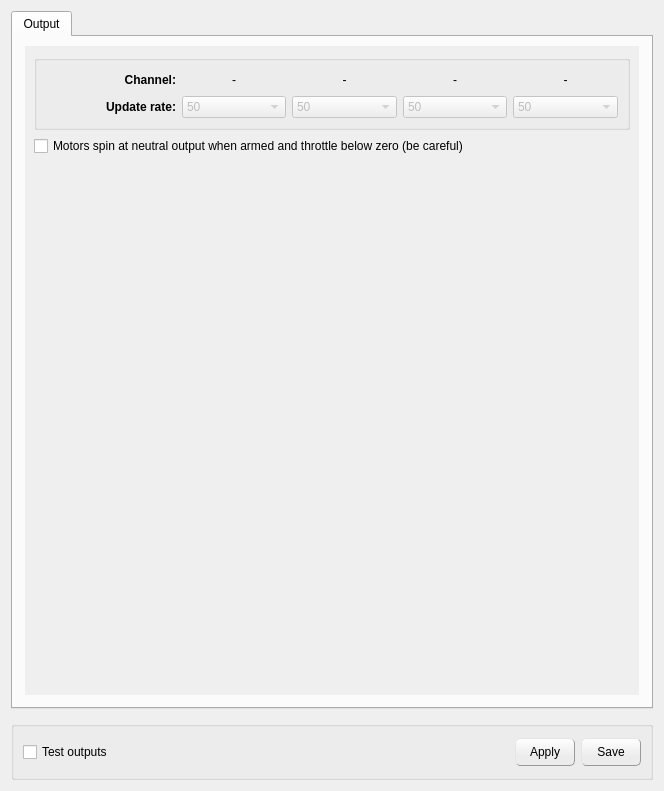
Above: ground/openpilotgcs/src/plugins/config/output.ui from openpilot/OpenPilot before the change. Below: the same form after it.
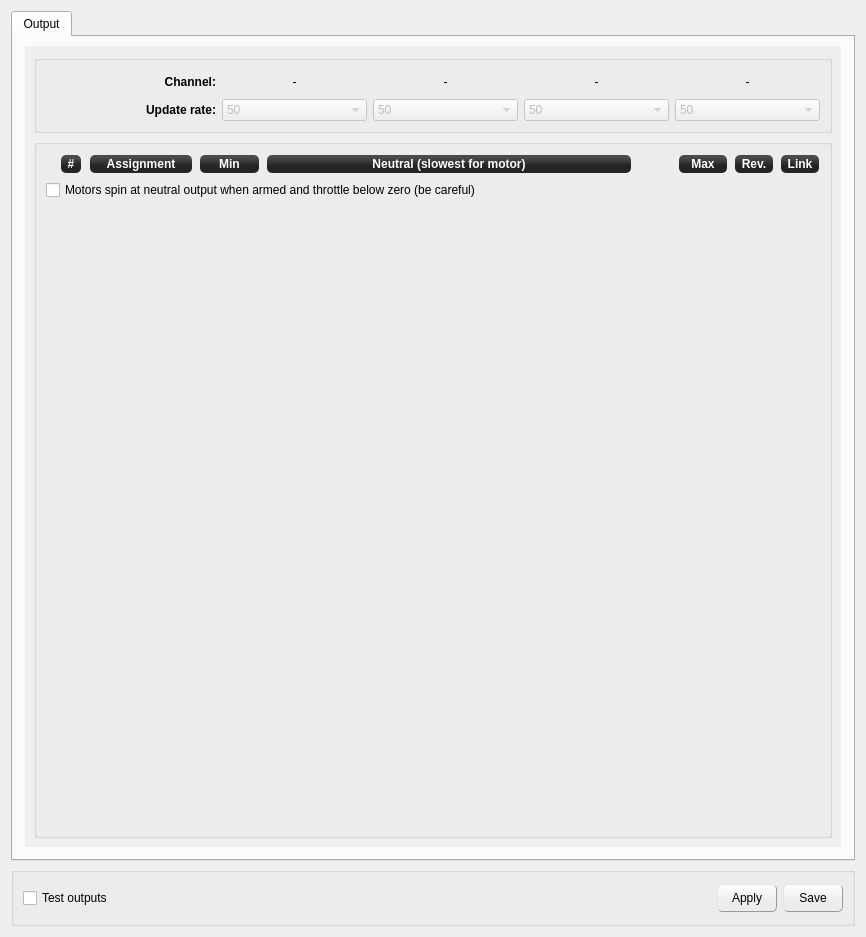
That is the form after the change. Icons and pictures are not drawn.

```diff
--- a/ground/openpilotgcs/src/plugins/config/output.ui
+++ b/ground/openpilotgcs/src/plugins/config/output.ui
@@ -6,17 +6,14 @@
    <rect>
     <x>0</x>
     <y>0</y>
-    <width>664</width>
-    <height>791</height>
+    <width>866</width>
+    <height>937</height>
    </rect>
   </property>
   <property name="windowTitle">
    <string>Form</string>
   </property>
-  <layout class="QVBoxLayout" name="verticalLayout_4">
-   <property name="spacing">
-    <number>12</number>
-   </property>
+  <layout class="QVBoxLayout" name="verticalLayout_5">
    <item>
     <widget class="QTabWidget" name="tabWidget">
      <property name="tabShape">
@@ -32,7 +29,7 @@
       <attribute name="title">
        <string>Output</string>
       </attribute>
-      <layout class="QVBoxLayout" name="verticalLayout_3">
+      <layout class="QVBoxLayout" name="verticalLayout_4">
        <property name="leftMargin">
         <number>12</number>
        </property>
@@ -55,13 +52,25 @@
            <rect>
             <x>0</x>
             <y>0</y>
-            <width>610</width>
-            <height>634</height>
+            <width>812</width>
+            <height>776</height>
            </rect>
           </property>
-          <layout class="QVBoxLayout" name="verticalLayout">
+          <layout class="QVBoxLayout" name="verticalLayout_3">
            <item>
             <widget class="QGroupBox" name="groupBox_2">
+             <property name="sizePolicy">
+              <sizepolicy hsizetype="Preferred" vsizetype="Fixed">
+               <horstretch>0</horstretch>
+               <verstretch>0</verstretch>
+              </sizepolicy>
+             </property>
+             <property name="minimumSize">
+              <size>
+               <width>0</width>
+               <height>78</height>
+              </size>
+             </property>
              <property name="title">
               <string/>
              </property>
@@ -430,6 +439,322 @@
             </widget>
            </item>
            <item>
+            <widget class="QGroupBox" name="groupBox_3">
+             <property name="title">
+              <string/>
+             </property>
+             <layout class="QVBoxLayout" name="verticalLayout">
+              <item>
+               <layout class="QHBoxLayout" name="horizontalLayout_3">
+                <item>
+                 <spacer name="horizontalSpacer_6">
+                  <property name="orientation">
+                   <enum>Qt::Horizontal</enum>
+                  </property>
+                  <property name="sizeType">
+                   <enum>QSizePolicy::Fixed</enum>
+                  </property>
+                  <property name="sizeHint" stdset="0">
+                   <size>
+                    <width>14</width>
+                    <height>20</height>
+                   </size>
+                  </property>
+                 </spacer>
+                </item>
+                <item>
+                 <widget class="QLabel" name="legend6">
+                  <property name="sizePolicy">
+                   <sizepolicy hsizetype="Minimum" vsizetype="Preferred">
+                    <horstretch>0</horstretch>
+                    <verstretch>0</verstretch>
+                   </sizepolicy>
+                  </property>
+                  <property name="minimumSize">
+                   <size>
+                    <width>22</width>
+                    <height>0</height>
+                   </size>
+                  </property>
+                  <property name="font">
+                   <font>
+                    <weight>75</weight>
+                    <italic>false</italic>
+                    <bold>true</bold>
+                   </font>
+                  </property>
+                  <property name="layoutDirection">
+                   <enum>Qt::LeftToRight</enum>
+                  </property>
+                  <property name="styleSheet">
+                   <string notr="true">background-color: qlineargradient(spread:reflect, x1:0.507, y1:0, x2:0.507, y2:0.772, stop:0.208955 rgba(74, 74, 74, 255), stop:0.78607 rgba(36, 36, 36, 255));
+color: rgb(255, 255, 255);
+border-radius: 5;
+font:bold;
+margin:1px;</string>
+                  </property>
+                  <property name="text">
+                   <string>#</string>
+                  </property>
+                  <property name="alignment">
+                   <set>Qt::AlignCenter</set>
+                  </property>
+                  <property name="margin">
+                   <number>0</number>
+                  </property>
+                 </widget>
+                </item>
+                <item>
+                 <spacer name="horizontalSpacer_7">
+                  <property name="orientation">
+                   <enum>Qt::Horizontal</enum>
+                  </property>
+                  <property name="sizeType">
+                   <enum>QSizePolicy::Fixed</enum>
+                  </property>
+                  <property name="sizeHint" stdset="0">
+                   <size>
+                    <width>1</width>
+                    <height>20</height>
+                   </size>
+                  </property>
+                 </spacer>
+                </item>
+                <item>
+                 <widget class="QLabel" name="legend0">
+                  <property name="sizePolicy">
+                   <sizepolicy hsizetype="Minimum" vsizetype="Preferred">
+                    <horstretch>0</horstretch>
+                    <verstretch>0</verstretch>
+                   </sizepolicy>
+                  </property>
+                  <property name="minimumSize">
+                   <size>
+                    <width>104</width>
+                    <height>0</height>
+                   </size>
+                  </property>
+                  <property name="font">
+                   <font>
+                    <weight>75</weight>
+                    <italic>false</italic>
+                    <bold>true</bold>
+                   </font>
+                  </property>
+                  <property name="styleSheet">
+                   <string notr="true">background-color: qlineargradient(spread:reflect, x1:0.507, y1:0, x2:0.507, y2:0.772, stop:0.208955 rgba(74, 74, 74, 255), stop:0.78607 rgba(36, 36, 36, 255));
+color: rgb(255, 255, 255);
+border-radius: 5;
+font:bold;
+margin:1px;</string>
+                  </property>
+                  <property name="text">
+                   <string>Assignment</string>
+                  </property>
+                  <property name="alignment">
+                   <set>Qt::AlignCenter</set>
+                  </property>
+                 </widget>
+                </item>
+                <item>
+                 <widget class="QLabel" name="legend1">
+                  <property name="sizePolicy">
+                   <sizepolicy hsizetype="Minimum" vsizetype="Preferred">
+                    <horstretch>0</horstretch>
+                    <verstretch>0</verstretch>
+                   </sizepolicy>
+                  </property>
+                  <property name="minimumSize">
+                   <size>
+                    <width>61</width>
+                    <height>0</height>
+                   </size>
+                  </property>
+                  <property name="font">
+                   <font>
+                    <weight>75</weight>
+                    <italic>false</italic>
+                    <bold>true</bold>
+                   </font>
+                  </property>
+                  <property name="styleSheet">
+                   <string notr="true">background-color: qlineargradient(spread:reflect, x1:0.507, y1:0, x2:0.507, y2:0.772, stop:0.208955 rgba(74, 74, 74, 255), stop:0.78607 rgba(36, 36, 36, 255));
+color: rgb(255, 255, 255);
+border-radius: 5;
+font:bold;
+margin:1px;</string>
+                  </property>
+                  <property name="text">
+                   <string>Min</string>
+                  </property>
+                  <property name="alignment">
+                   <set>Qt::AlignCenter</set>
+                  </property>
+                 </widget>
+                </item>
+                <item>
+                 <widget class="QLabel" name="legend2">
+                  <property name="sizePolicy">
+                   <sizepolicy hsizetype="Expanding" vsizetype="Preferred">
+                    <horstretch>0</horstretch>
+                    <verstretch>0</verstretch>
+                   </sizepolicy>
+                  </property>
+                  <property name="minimumSize">
+                   <size>
+                    <width>185</width>
+                    <height>0</height>
+                   </size>
+                  </property>
+                  <property name="font">
+                   <font>
+                    <weight>75</weight>
+                    <italic>false</italic>
+                    <bold>true</bold>
+                   </font>
+                  </property>
+                  <property name="styleSheet">
+                   <string notr="true">background-color: qlineargradient(spread:reflect, x1:0.507, y1:0, x2:0.507, y2:0.772, stop:0.208955 rgba(74, 74, 74, 255), stop:0.78607 rgba(36, 36, 36, 255));
+color: rgb(255, 255, 255);
+border-radius: 5;
+font:bold;
+margin:1px;</string>
+                  </property>
+                  <property name="text">
+                   <string>Neutral (slowest for motor)</string>
+                  </property>
+                  <property name="alignment">
+                   <set>Qt::AlignCenter</set>
+                  </property>
+                 </widget>
+                </item>
+                <item>
+                 <spacer name="horizontalSpacer_5">
+                  <property name="orientation">
+                   <enum>Qt::Horizontal</enum>
+                  </property>
+                  <property name="sizeType">
+                   <enum>QSizePolicy::Fixed</enum>
+                  </property>
+                  <property name="sizeHint" stdset="0">
+                   <size>
+                    <width>40</width>
+                    <height>20</height>
+                   </size>
+                  </property>
+                 </spacer>
+                </item>
+                <item>
+                 <widget class="QLabel" name="legend3">
+                  <property name="sizePolicy">
+                   <sizepolicy hsizetype="Minimum" vsizetype="Preferred">
+                    <horstretch>0</horstretch>
+                    <verstretch>0</verstretch>
+                   </sizepolicy>
+                  </property>
+                  <property name="minimumSize">
+                   <size>
+                    <width>50</width>
+                    <height>0</height>
+                   </size>
+                  </property>
+                  <property name="font">
+                   <font>
+                    <weight>75</weight>
+                    <italic>false</italic>
+                    <bold>true</bold>
+                   </font>
+                  </property>
+                  <property name="styleSheet">
+                   <string notr="true">background-color: qlineargradient(spread:reflect, x1:0.507, y1:0, x2:0.507, y2:0.772, stop:0.208955 rgba(74, 74, 74, 255), stop:0.78607 rgba(36, 36, 36, 255));
+color: rgb(255, 255, 255);
+border-radius: 5;
+font:bold;
+margin:1px;</string>
+                  </property>
+                  <property name="text">
+                   <string>Max</string>
+                  </property>
+                  <property name="alignment">
+                   <set>Qt::AlignCenter</set>
+                  </property>
+                 </widget>
+                </item>
+                <item>
+                 <widget class="QLabel" name="legend4">
+                  <property name="sizePolicy">
+                   <sizepolicy hsizetype="Minimum" vsizetype="Preferred">
+                    <horstretch>0</horstretch>
+                    <verstretch>0</verstretch>
+                   </sizepolicy>
+                  </property>
+                  <property name="minimumSize">
+                   <size>
+                    <width>40</width>
+                    <height>0</height>
+                   </size>
+                  </property>
+                  <property name="font">
+                   <font>
+                    <weight>75</weight>
+                    <italic>false</italic>
+                    <bold>true</bold>
+                   </font>
+                  </property>
+                  <property name="styleSheet">
+                   <string notr="true">background-color: qlineargradient(spread:reflect, x1:0.507, y1:0, x2:0.507, y2:0.772, stop:0.208955 rgba(74, 74, 74, 255), stop:0.78607 rgba(36, 36, 36, 255));
+color: rgb(255, 255, 255);
+border-radius: 5;
+font:bold;
+margin:1px;</string>
+                  </property>
+                  <property name="text">
+                   <string>Rev.</string>
+                  </property>
+                  <property name="alignment">
+                   <set>Qt::AlignCenter</set>
+                  </property>
+                 </widget>
+                </item>
+                <item>
+                 <widget class="QLabel" name="legend5">
+                  <property name="sizePolicy">
+                   <sizepolicy hsizetype="Minimum" vsizetype="Preferred">
+                    <horstretch>0</horstretch>
+                    <verstretch>0</verstretch>
+                   </sizepolicy>
+                  </property>
+                  <property name="minimumSize">
+                   <size>
+                    <width>40</width>
+                    <height>0</height>
+                   </size>
+                  </property>
+                  <property name="font">
+                   <font>
+                    <weight>75</weight>
+                    <italic>false</italic>
+                    <bold>true</bold>
+                   </font>
+                  </property>
+                  <property name="styleSheet">
+                   <string notr="true">background-color: qlineargradient(spread:reflect, x1:0.507, y1:0, x2:0.507, y2:0.772, stop:0.208955 rgba(74, 74, 74, 255), stop:0.78607 rgba(36, 36, 36, 255));
+color: rgb(255, 255, 255);
+border-radius: 5;
+font:bold;
+margin:1px;</string>
+                  </property>
+                  <property name="text">
+                   <string>Link</string>
+                  </property>
+                  <property name="alignment">
+                   <set>Qt::AlignCenter</set>
+                  </property>
+                 </widget>
+                </item>
+               </layout>
+              </item>
+              <item>
             <layout class="QVBoxLayout" name="channelLayout">
              <property name="spacing">
               <number>0</number>
@@ -477,10 +802,13 @@
              <property name="sizeHint" stdset="0">
               <size>
                <width>20</width>
-               <height>458</height>
+                  <height>542</height>
               </size>
              </property>
             </spacer>
+              </item>
+             </layout>
+            </widget>
            </item>
           </layout>
          </widget>
```
Left out of the diff: 4 changed lines with no effect on the pictures. Lines whose indentation alone changed are shown as unchanged.
